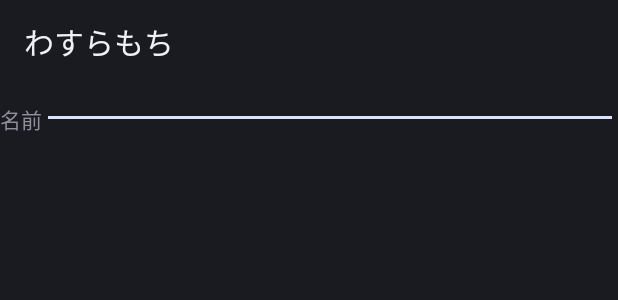
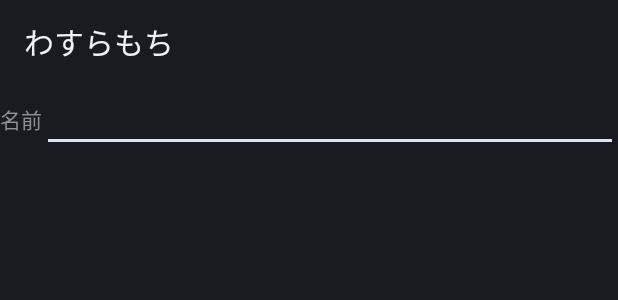
Before and after one commit to angelescom08/wasuramoti-android, an Android app: the layout fuda_list_edit.xml on its own in the app's theme, with its tools: preview values and no code run, on a phone screen of 412 x 824 dp. Shown: the top 300 px of the screen. Run offline under Robolectric (Android 15) with nearby library versions, the phone set to English and light mode, and no system bars.

```diff
--- a/src/main/res/layout/fuda_list_edit.xml
+++ b/src/main/res/layout/fuda_list_edit.xml
@@ -11,9 +11,10 @@
                   android:layout_height="wrap_content"
                   android:layout_width="wrap_content"
                   android:text="@string/fudalistedit_title" />
-              <EditText android:id="@+id/fudaset_edit_title"
-                android:layout_height="30sp"
+              <EditText android:id="@+id/fudalistedit_title_contents"
+                android:layout_height="wrap_content"
                 android:layout_width="fill_parent"
+                android:singleLine="true"
                 />
               </LinearLayout>
               <TextView
@@ -21,8 +22,9 @@
                   android:layout_width="wrap_content"
                   android:text="@string/fudalistedit_text" />
 
-    <EditText android:id="@+id/fudaset_edit_text"
+    <EditText android:id="@+id/fudalistedit_text_contents"
             android:layout_height="200sp"
+            android:gravity="top"
             android:layout_width="fill_parent"
              />
 </LinearLayout>
--- a/src/main/res/values/strings.xml
+++ b/src/main/res/values/strings.xml
@@ -33,4 +33,5 @@
 
   <string name="fudalistedit_title">名前</string>
   <string name="fudalistedit_text">現代仮名遣いで決まり字まで，空白で区切る(例: あさじ こい おお)</string>
+  <string name="fudalistedit_confirm">全部で %d 首の札セットになります．よろしいですか？</string>
 </resources>
```
Also changed, not shown: 4 other files.
